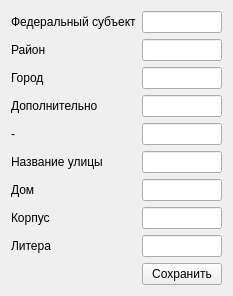
This is parseexcelwidget.ui in RuslanGainanov/AddressBID as Qt 5 draws it before an edit. The edited form follows.
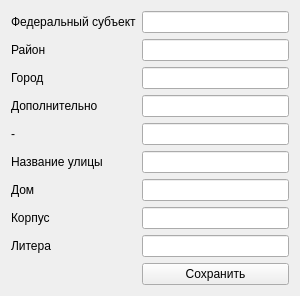
This is the edited form.

The edit to the form file:
```diff
--- a/parseexcelwidget.ui
+++ b/parseexcelwidget.ui
@@ -6,13 +6,19 @@
    <rect>
     <x>0</x>
     <y>0</y>
-    <width>200</width>
-    <height>277</height>
+    <width>300</width>
+    <height>275</height>
    </rect>
   </property>
+  <property name="sizePolicy">
+   <sizepolicy hsizetype="Preferred" vsizetype="Preferred">
+    <horstretch>0</horstretch>
+    <verstretch>0</verstretch>
+   </sizepolicy>
+  </property>
   <property name="maximumSize">
    <size>
-    <width>200</width>
+    <width>300</width>
     <height>16777215</height>
    </size>
   </property>
```
